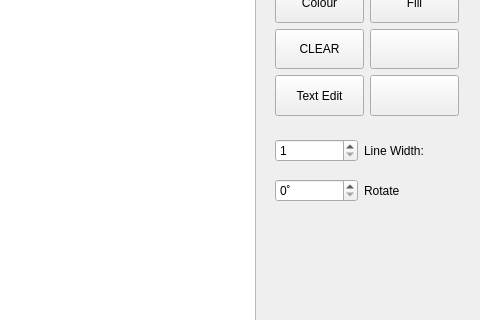
This is NewPaint2 2/mainwindow.ui in siarheidarhel/Figuratics as Qt 5 draws it before an edit; both pictures show x 465 to 945 and y 234 to 554 of the 945 by 683 pixel window. The edited form follows.
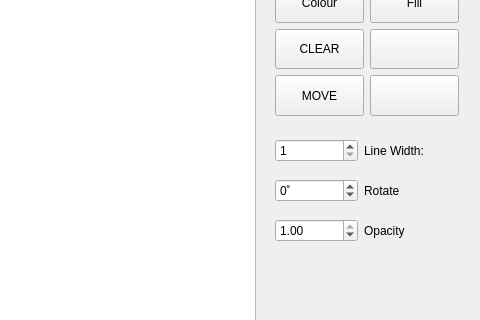
This is the edited form. Icons and pictures are not drawn.

```diff
--- a/NewPaint2 2/mainwindow.ui
+++ b/NewPaint2 2/mainwindow.ui
@@ -300,7 +300,7 @@
           </sizepolicy>
          </property>
          <property name="text">
-          <string>Text Edit</string>
+          <string>MOVE</string>
          </property>
         </widget>
        </item>
@@ -469,11 +469,14 @@
         <string>˚</string>
        </property>
        <property name="minimum">
-        <number>0</number>
+        <number>-360</number>
        </property>
        <property name="maximum">
         <number>360</number>
        </property>
+       <property name="value">
+        <number>0</number>
+       </property>
       </widget>
      </item>
      <item>
@@ -488,6 +491,41 @@
      </item>
     </layout>
    </widget>
+   <widget class="QWidget" name="horizontalLayoutWidget_5">
+    <property name="geometry">
+     <rect>
+      <x>740</x>
+      <y>430</y>
+      <width>171</width>
+      <height>31</height>
+     </rect>
+    </property>
+    <layout class="QHBoxLayout" name="horizontalLayout_5">
+     <item>
+      <widget class="QDoubleSpinBox" name="doubleSpinBox">
+       <property name="maximum">
+        <double>1.000000000000000</double>
+       </property>
+       <property name="singleStep">
+        <double>0.010000000000000</double>
+       </property>
+       <property name="value">
+        <double>1.000000000000000</double>
+       </property>
+      </widget>
+     </item>
+     <item>
+      <widget class="QLabel" name="label_3">
+       <property name="toolTip">
+        <string>Set Line Width</string>
+       </property>
+       <property name="text">
+        <string>Opacity</string>
+       </property>
+      </widget>
+     </item>
+    </layout>
+   </widget>
   </widget>
   <widget class="QMenuBar" name="menubar">
    <property name="geometry">
```
Left out of the diff: 17 changed lines with no effect on the pictures.
